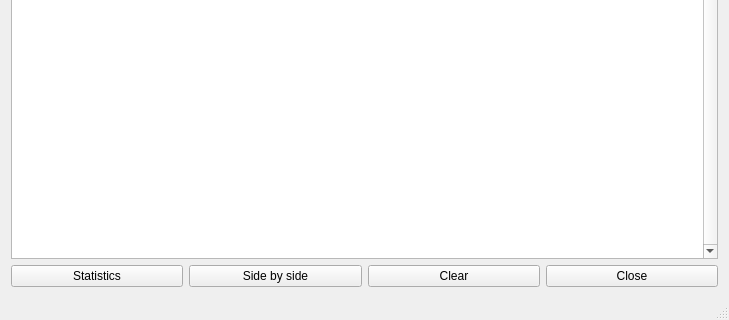
This is mainwindow.ui in AONunan/FinalYearProject as Qt 5 draws it before an edit; both pictures show x 0 to 729 and y 270 to 590 of the 729 by 590 pixel window. The edited form follows.
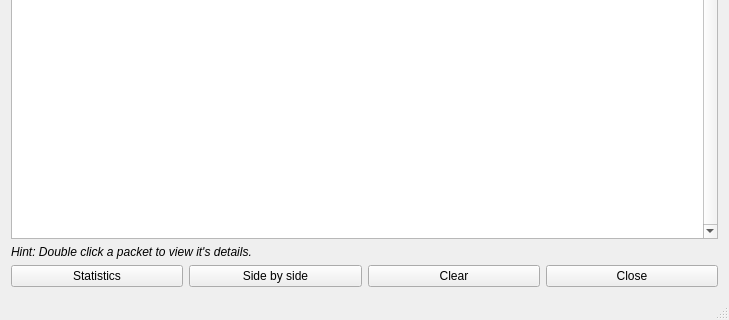
This is the edited form.

Commit message: Added field to display more details in SideBySideWindow

The edit to the form file:
```diff
--- a/mainwindow.ui
+++ b/mainwindow.ui
@@ -163,6 +163,21 @@
       </column>
      </widget>
     </item>
+    <item>
+     <widget class="QLabel" name="label_hint">
+      <property name="enabled">
+       <bool>true</bool>
+      </property>
+      <property name="font">
+       <font>
+        <italic>true</italic>
+       </font>
+      </property>
+      <property name="text">
+       <string>Hint: Double click a packet to view it's details.</string>
+      </property>
+     </widget>
+    </item>
     <item>
      <layout class="QHBoxLayout" name="horizontalLayout">
       <item>
```
Left out of the diff: 12 changed lines with no effect on the pictures. The commit also changes 5 other files.
